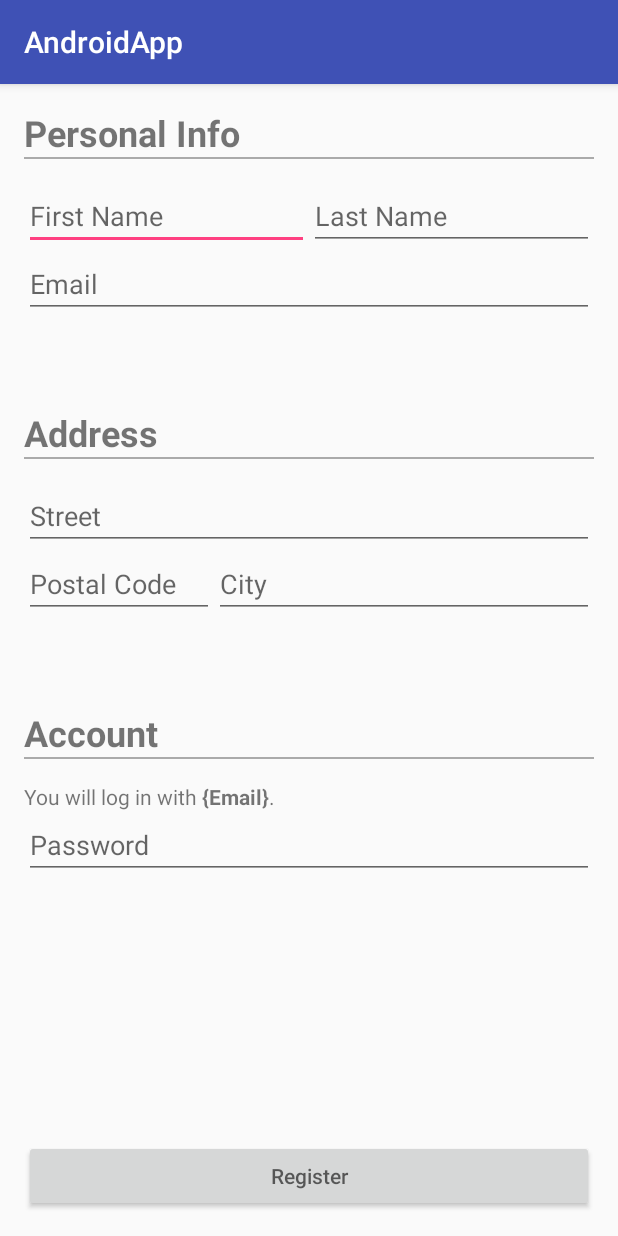
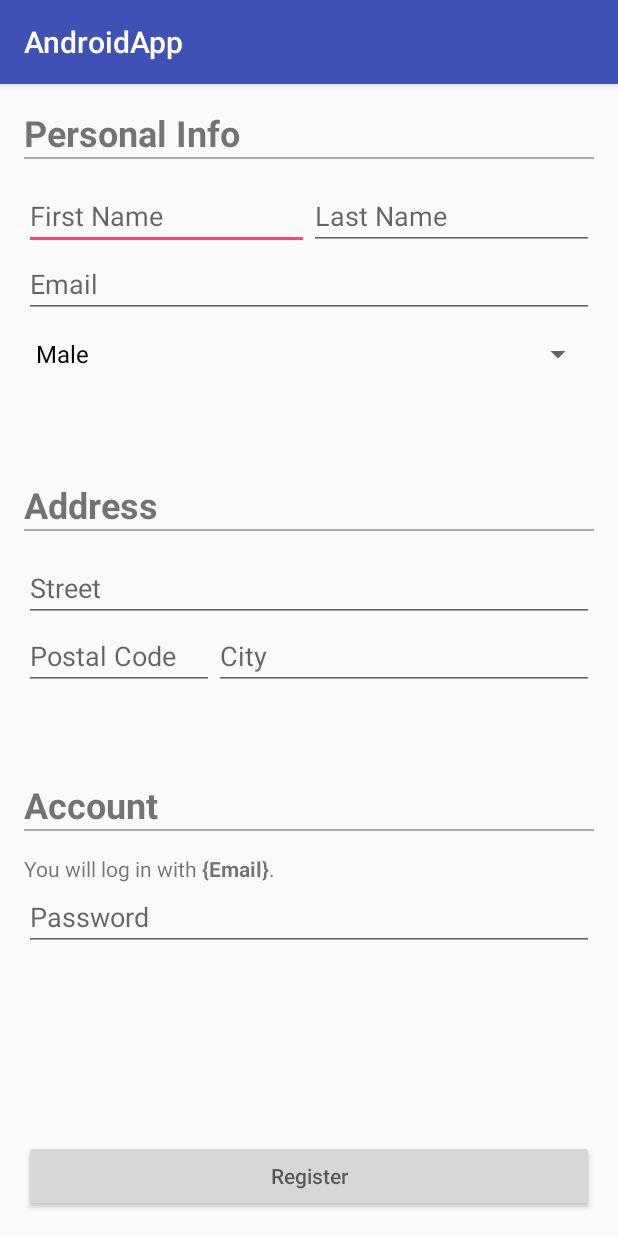
Before and after one commit to Nawsen/EVA-Project-Groep-15, an Android app: the RegisterActivity screen opened directly, with no data from a screen before it, on a phone screen of 412 x 824 dp. Run offline under Robolectric (Android 15) with nearby library versions, the phone set to English and light mode, and no system bars.

Commit message:
Added sex field.

```diff
--- a/Android/app/src/main/java/hogent/group15/androidapp/RegisterActivity.java
+++ b/Android/app/src/main/java/hogent/group15/androidapp/RegisterActivity.java
@@ -2,6 +2,8 @@ package hogent.group15.androidapp;
 
 import android.support.v7.app.AppCompatActivity;
 import android.os.Bundle;
+import android.widget.ArrayAdapter;
+import android.widget.Spinner;
 
 public class RegisterActivity extends AppCompatActivity {
 
@@ -9,5 +11,11 @@ public class RegisterActivity extends AppCompatActivity {
     protected void onCreate(Bundle savedInstanceState) {
         super.onCreate(savedInstanceState);
         setContentView(R.layout.activity_register);
+
+        Spinner spinner = (Spinner)findViewById(R.id.register_sex);
+        ArrayAdapter<CharSequence> arrAdapter = ArrayAdapter.createFromResource(this, R.array.sex_array, android.R.layout.simple_spinner_dropdown_item);
+        arrAdapter.setDropDownViewResource(android.R.layout.simple_spinner_dropdown_item);
+
+        spinner.setAdapter(arrAdapter);
     }
 }
--- a/Android/app/src/main/res/layout/activity_register.xml
+++ b/Android/app/src/main/res/layout/activity_register.xml
@@ -65,11 +65,17 @@
             android:hint="@string/register_email"
             android:inputType="textEmailAddress" />
 
+        <Spinner
+            android:layout_width="match_parent"
+            android:layout_height="wrap_content"
+            android:id="@+id/register_sex"
+            android:layout_below="@id/register_email" />
+
         <LinearLayout
             android:id="@+id/register_addressGroup"
             android:layout_width="match_parent"
             android:layout_height="wrap_content"
-            android:layout_below="@id/register_email"
+            android:layout_below="@id/register_sex"
             android:layout_marginBottom="60dp"
             android:layout_marginTop="60dp"
             android:orientation="vertical">
--- /dev/null
+++ b/Android/app/src/main/res/values/other.xml
@@ -0,0 +1,7 @@
+<?xml version="1.0" encoding="utf-8"?>
+<resources>
+    <string-array name="sex_array">
+        <item>@string/register_sex_male</item>
+        <item>@string/register_sex_female</item>
+    </string-array>
+</resources>
--- a/Android/app/src/main/res/values/strings.xml
+++ b/Android/app/src/main/res/values/strings.xml
@@ -14,4 +14,7 @@
     <string name="register_email_confirm">You will log in with <b>{Email}</b>.</string>
     <string name="register_password_hint" >Password</string>
     <string name="register_register_button">Register</string>
+    <string name="register_sex_male">Male</string>
+    <string name="register_sex_female">Female</string>
+
 </resources>
```
Also changed, not shown: 2 other files.
